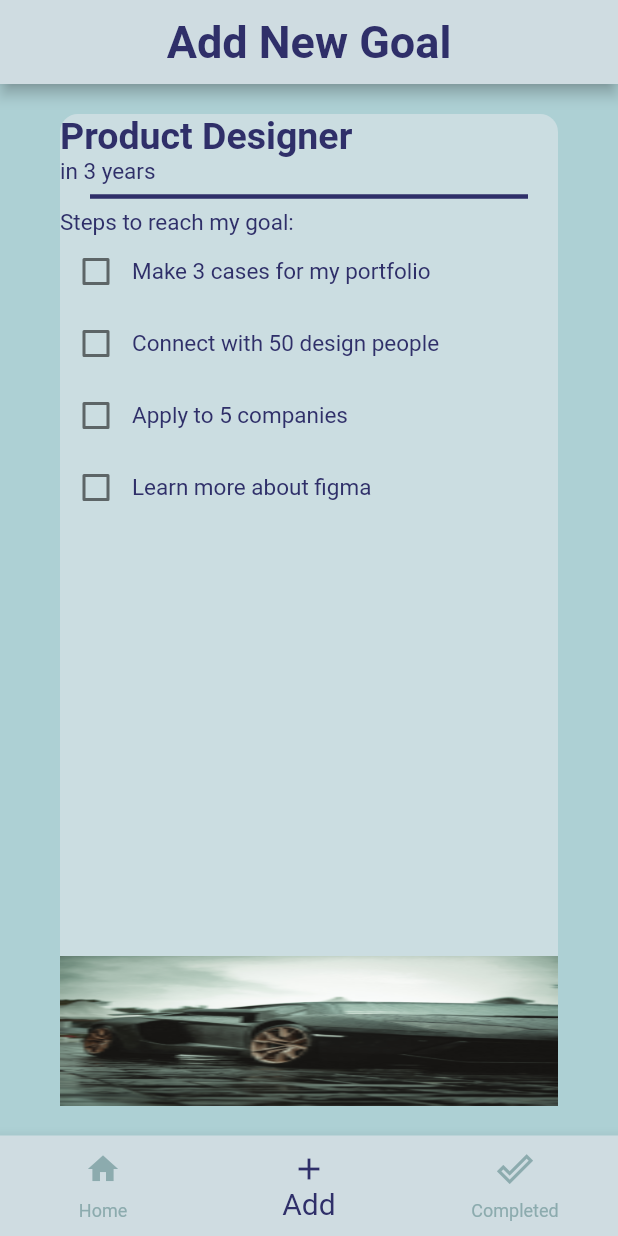
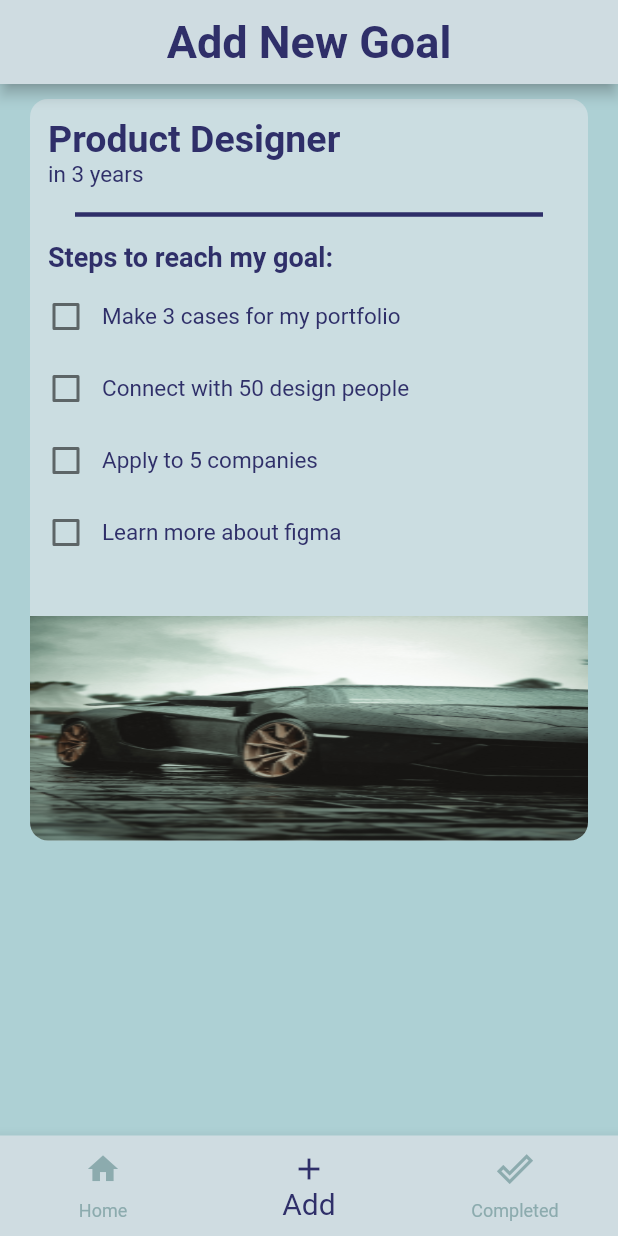
Before and after one commit to sobuur0/goalist-app, a Flutter app: the screen it shows after launch, item 2 of the bottom bar chosen, on a phone screen of 412 x 824 dp. Run offline on Flutter 3.47's test engine with Material 2 defaults, Android fonts, the phone set to English and light mode, and no system bars.

Commit message:
completed wishlist_steps_card ui

```diff
--- a/lib/pages/wishlist_page.dart
+++ b/lib/pages/wishlist_page.dart
@@ -16,6 +16,8 @@ class _WishlistPageState extends State<WishlistPage> {
       child: ListView(
         children: <Widget>[
           WishlistCard(
+            goal: 'Become a Product designer',
+            duration: 3,
             onTap: () {
               Navigator.push(
                 context,
@@ -24,8 +26,6 @@ class _WishlistPageState extends State<WishlistPage> {
                 ),
               );
             },
-            goal: 'Become a Product designer',
-            duration: 3,
           ),
         ],
       ),
--- a/lib/widgets/wishlist_steps_card.dart
+++ b/lib/widgets/wishlist_steps_card.dart
@@ -7,12 +7,15 @@ class WishlistStepsCard extends StatelessWidget {
 
   @override
   Widget build(BuildContext context) {
+    final size = MediaQuery.of(context).size;
+
     return Padding(
       padding: const EdgeInsets.symmetric(
-        horizontal: 40.0,
-        vertical: 20.0,
+        horizontal: 20.0,
+        vertical: 10.0,
       ),
       child: Container(
+        height: size.height * 0.6,
         decoration: BoxDecoration(
           borderRadius: BorderRadius.circular(12.0),
           color: kWishlistCardColor,
@@ -21,26 +24,41 @@ class WishlistStepsCard extends StatelessWidget {
           crossAxisAlignment: CrossAxisAlignment.stretch,
           children: <Widget>[
             //TODO: Change these to RichText
-            Text(
+            Padding(
+              padding: const EdgeInsets.only(
+                left: 12.0,
+                top: 12.0,
+              ),
+              child: Text(
                 'Product Designer',
                 style: kHeaderTextStyle.copyWith(
                   fontSize: 25.0,
                 ),
               ),
-            const Text(
+            ),
+            const Padding(
+              padding: EdgeInsets.only(left: 12.0),
+              child: Text(
                 'in 3 years',
                 style: kDurationTextStyle,
               ),
+            ),
+            const SizedBox(height: 10.0,),
             const Divider(
-              indent: 20.0,
-              endIndent: 20.0,
+              indent: 30.0,
+              endIndent: 30.0,
               thickness: 3.0,
               color: kTextsColor,
             ),
-            const Text(
+            const SizedBox(height: 10.0,),
+            const Padding(
+              padding: EdgeInsets.only(left: 12.0),
+              child: Text(
                 'Steps to reach my goal:',
-              style: kDurationTextStyle,
+                style: kGoalTextStyle,
               ),
+            ),
+            const SizedBox(height: 5.0,),
             const GoalSteps(
               step: 'Make 3 cases for my portfolio',
             ),
@@ -53,11 +71,17 @@ class WishlistStepsCard extends StatelessWidget {
             const GoalSteps(
               step: 'Learn more about figma',
             ),
-            Spacer(),
-            Image.asset(
+            const Spacer(),
+            ClipRRect(
+              borderRadius: const BorderRadius.only(
+                bottomLeft: Radius.circular(12.0),
+                bottomRight: Radius.circular(12.0),
+              ),
+              child: Image.asset(
                 'images/car.jpg',
-              height: 100.0,
+                height: 150.0,
                 fit: BoxFit.fill,
+              ),
             ),
           ],
         ),
```
Lines whose indentation alone changed are shown as unchanged.
